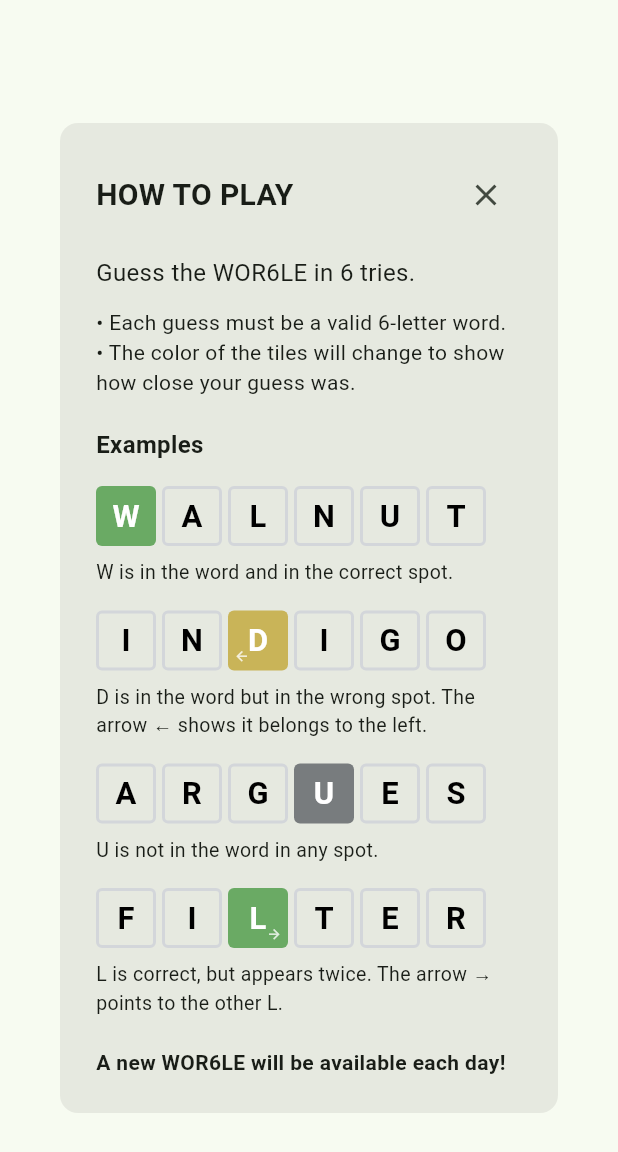
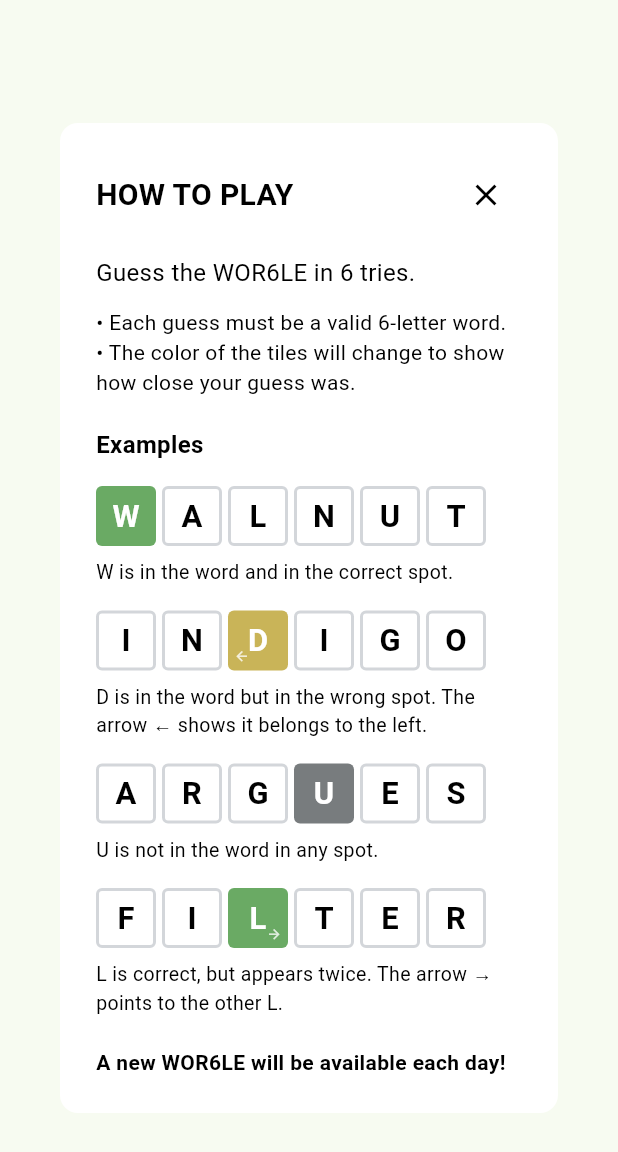
Before and after one commit to gridlocdev/wor6le, a Flutter app: the HelpDialog widget shown alone on an empty page, opened directly, on a phone screen of 412 x 824 dp. Shown: the top 1152 px of the screen. Run offline on Flutter 3.47's test engine with Material 3 defaults, Android fonts, the phone set to English and light mode, and no system bars; our stand-ins replace shared_preferences; accounts and stored records are empty; project files that could hold a hidden picture were left out.

Commit message:
use theme for dialog colors

```diff
--- a/lib/dialogs/help_dialog.dart
+++ b/lib/dialogs/help_dialog.dart
@@ -3,13 +3,22 @@ import '../models/tile_state.dart';
 import '../models/letter_status.dart';
 import '../models/arrow_direction.dart';
 import '../widgets/wordle_tile.dart';
+import '../utils/constants.dart';
 
 class HelpDialog extends StatelessWidget {
-  const HelpDialog({super.key});
+  final bool colorBlindMode;
+  final bool darkMode;
+
+  const HelpDialog({
+    super.key,
+    this.colorBlindMode = false,
+    this.darkMode = false,
+  });
 
   @override
   Widget build(BuildContext context) {
     return Dialog(
+      backgroundColor: AppColors.getBackgroundColor(darkMode),
       shape: RoundedRectangleBorder(borderRadius: BorderRadius.circular(12)),
       child: Container(
         constraints: const BoxConstraints(maxWidth: 500),
@@ -22,31 +31,48 @@ class HelpDialog extends StatelessWidget {
               Row(
                 mainAxisAlignment: MainAxisAlignment.spaceBetween,
                 children: [
-                  const Text(
+                  Text(
                     'HOW TO PLAY',
-                    style: TextStyle(fontSize: 20, fontWeight: FontWeight.bold),
+                    style: TextStyle(
+                      fontSize: 20,
+                      fontWeight: FontWeight.bold,
+                      color: AppColors.getTextColorForBackground(darkMode),
+                    ),
                   ),
                   IconButton(
-                    icon: const Icon(Icons.close),
+                    icon: Icon(
+                      Icons.close,
+                      color: AppColors.getTextColorForBackground(darkMode),
+                    ),
                     onPressed: () => Navigator.of(context).pop(),
                   ),
                 ],
               ),
               const SizedBox(height: 16),
-              const Text(
+              Text(
                 'Guess the WOR6LE in 6 tries.',
-                style: TextStyle(fontSize: 16),
+                style: TextStyle(
+                  fontSize: 16,
+                  color: AppColors.getTextColorForBackground(darkMode),
+                ),
               ),
               const SizedBox(height: 12),
-              const Text(
+              Text(
                 '• Each guess must be a valid 6-letter word.\n'
                 '• The color of the tiles will change to show how close your guess was.',
-                style: TextStyle(fontSize: 14),
+                style: TextStyle(
+                  fontSize: 14,
+                  color: AppColors.getTextColorForBackground(darkMode),
+                ),
               ),
               const SizedBox(height: 20),
-              const Text(
+              Text(
                 'Examples',
-                style: TextStyle(fontSize: 16, fontWeight: FontWeight.bold),
+                style: TextStyle(
+                  fontSize: 16,
+                  fontWeight: FontWeight.bold,
+                  color: AppColors.getTextColorForBackground(darkMode),
+                ),
               ),
               const SizedBox(height: 16),
               _buildExample('W is in the word and in the correct spot.', [
@@ -99,9 +125,13 @@ class HelpDialog extends StatelessWidget {
                 ],
               ),
               const SizedBox(height: 20),
-              const Text(
+              Text(
                 'A new WOR6LE will be available each day!',
-                style: TextStyle(fontSize: 14, fontWeight: FontWeight.bold),
+                style: TextStyle(
+                  fontSize: 14,
+                  fontWeight: FontWeight.bold,
+                  color: AppColors.getTextColorForBackground(darkMode),
+                ),
               ),
             ],
           ),
@@ -122,14 +152,24 @@ class HelpDialog extends StatelessWidget {
                   child: SizedBox(
                     width: 40,
                     height: 40,
-                    child: WordleTile(tileState: tile),
+                    child: WordleTile(
+                      tileState: tile,
+                      colorBlindMode: colorBlindMode,
+                      darkMode: darkMode,
+                    ),
                   ),
                 ),
               )
               .toList(),
         ),
         const SizedBox(height: 8),
-        Text(description, style: const TextStyle(fontSize: 13)),
+        Text(
+          description,
+          style: TextStyle(
+            fontSize: 13,
+            color: AppColors.getTextColorForBackground(darkMode),
+          ),
+        ),
       ],
     );
   }
```
Also changed, not shown: lib/dialogs/settings_dialog.dart (+34 -8 lines), lib/dialogs/stats_dialog.dart (+32 -20 lines), lib/screens/game_screen.dart (+8 -1 lines).
